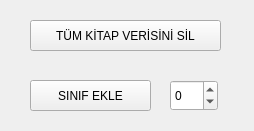
Above: tools.ui from bariscelik/hilohane before the change. Below: the same form after it.
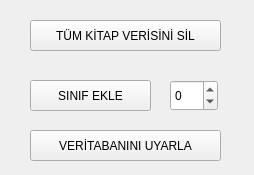
That is the form after the change. Icons and pictures are not drawn.

What changed in the file:
```diff
--- a/tools.ui
+++ b/tools.ui
@@ -7,7 +7,7 @@
     <x>0</x>
     <y>0</y>
     <width>254</width>
-    <height>131</height>
+    <height>175</height>
    </rect>
   </property>
   <property name="windowTitle">
@@ -76,6 +76,26 @@
     <enum>Qt::ToolButtonTextBesideIcon</enum>
    </property>
   </widget>
+  <widget class="QToolButton" name="migrateDbBtn">
+   <property name="geometry">
+    <rect>
+     <x>30</x>
+     <y>130</y>
+     <width>191</width>
+     <height>31</height>
+    </rect>
+   </property>
+   <property name="text">
+    <string>VERİTABANINI UYARLA</string>
+   </property>
+   <property name="icon">
+    <iconset resource="hilohane.qrc">
+     <normaloff>:/assets/icons/cat.png</normaloff>:/assets/icons/cat.png</iconset>
+   </property>
+   <property name="toolButtonStyle">
+    <enum>Qt::ToolButtonTextBesideIcon</enum>
+   </property>
+  </widget>
  </widget>
  <resources>
   <include location="hilohane.qrc"/>
```
